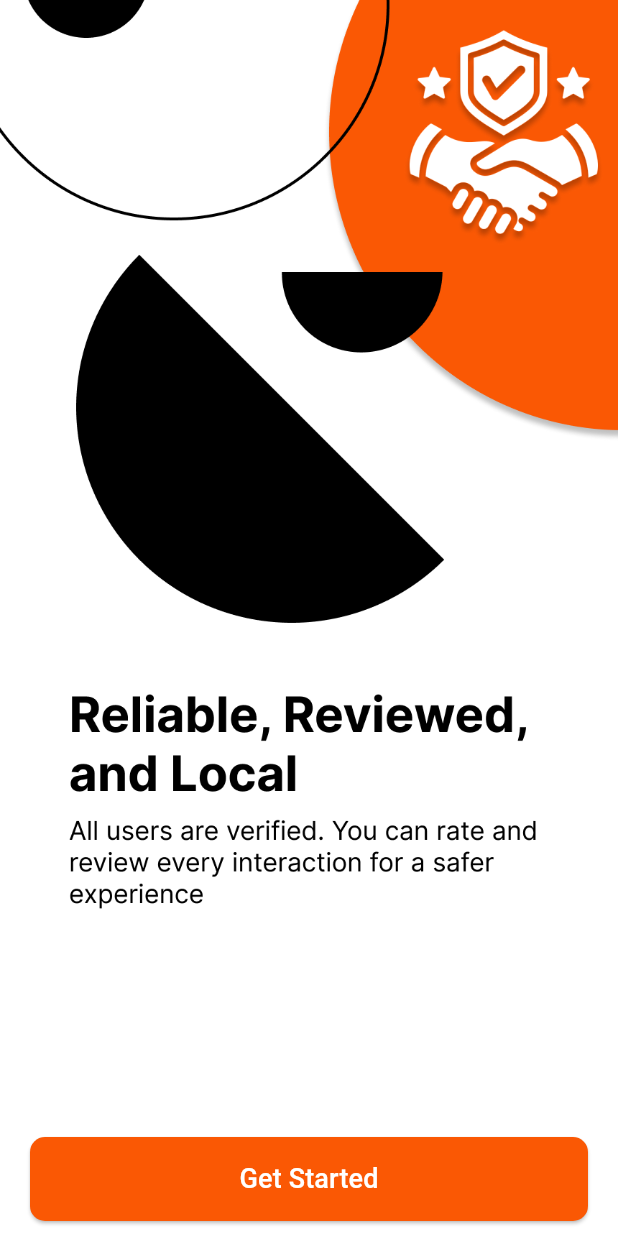
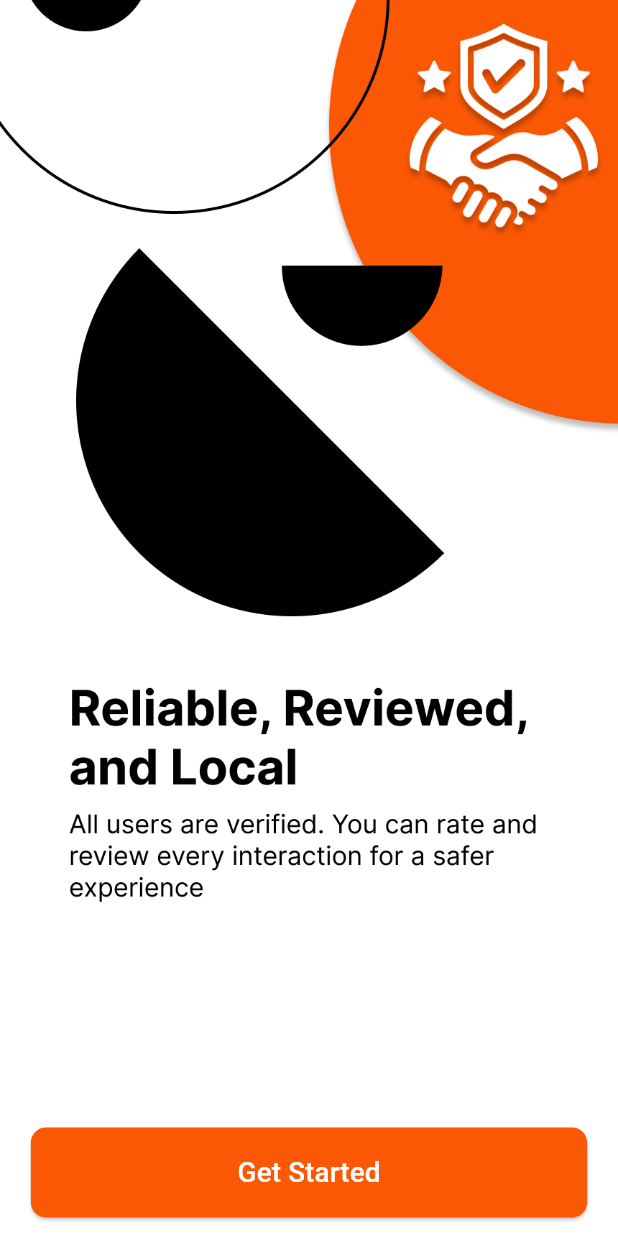
Before and after one commit to AakashShahi/KaamMaa, a Flutter app: the screen it shows after launch, swiped to page 3, on a phone screen of 412 x 824 dp. Run offline on Flutter 3.47's test engine with Material 3 defaults, Android fonts, the phone set to English and light mode, and no system bars; our stand-ins replace animated_splash_screen, another_flushbar, lottie, smooth_page_indicator.

Commit message:
Prolem on tab view fixed

```diff
--- a/dev/kaammaa/lib/view/onboarding_view.dart
+++ b/dev/kaammaa/lib/view/onboarding_view.dart
@@ -25,8 +25,7 @@
     final screenHeight = MediaQuery.of(context).size.height;
 
     return Scaffold(
-      body: SafeArea(
-        child: Column(
+      body: Column(
         children: [
           Expanded(
             child: PageView(
@@ -35,29 +34,17 @@
                 setState(() => isLastPage = index == 2);
               },
               children: [
-                  Image.asset(
-                    "assets/images/onboard1.png",
-                    fit: BoxFit.cover,
-                    width: screenWidth,
-                    height: screenHeight,
-                  ),
-                  Image.asset(
-                    "assets/images/onboard2.png",
-                    fit: BoxFit.cover,
-                    width: screenWidth,
-                    height: screenHeight,
-                  ),
-                  Image.asset(
-                    "assets/images/onboard3.png",
-                    fit: BoxFit.cover,
-                    width: screenWidth,
-                    height: screenHeight,
-                  ),
+                _buildPage("assets/images/onboard1.png"),
+                _buildPage("assets/images/onboard2.png"),
+                _buildPage("assets/images/onboard3.png"),
               ],
             ),
           ),
           Container(
-              padding: const EdgeInsets.symmetric(horizontal: 20, vertical: 10),
+            padding: EdgeInsets.symmetric(
+              horizontal: screenWidth * 0.05,
+              vertical: screenHeight * 0.015,
+            ),
             color: Colors.white,
             child:
                 isLastPage
@@ -66,14 +53,19 @@
                       child: ElevatedButton(
                         style: ElevatedButton.styleFrom(
                           backgroundColor: const Color(0xFFFA5804),
-                            padding: const EdgeInsets.symmetric(vertical: 15),
+                          padding: EdgeInsets.symmetric(
+                            vertical: screenHeight * 0.02,
+                          ),
                           shape: RoundedRectangleBorder(
                             borderRadius: BorderRadius.circular(10),
                           ),
                         ),
-                          child: const Text(
+                        child: Text(
                           "Get Started",
-                            style: TextStyle(fontSize: 18, color: Colors.white),
+                          style: TextStyle(
+                            fontSize: screenWidth * 0.045,
+                            color: Colors.white,
+                          ),
                         ),
                         onPressed: () {
                           Navigator.of(context).pushReplacement(
@@ -91,11 +83,11 @@
                           onPressed: () {
                             controller.jumpToPage(2);
                           },
-                            child: const Text(
+                          child: Text(
                             "Skip",
                             style: TextStyle(
                               color: Colors.black,
-                                fontSize: 16,
+                              fontSize: screenWidth * 0.04,
                               fontWeight: FontWeight.w500,
                             ),
                           ),
@@ -104,11 +96,11 @@
                           controller: controller,
                           count: 3,
                           effect: JumpingDotEffect(
-                              dotHeight: 12,
-                              dotWidth: 12,
-                              spacing: 12,
+                            dotHeight: screenWidth * 0.03,
+                            dotWidth: screenWidth * 0.03,
+                            spacing: screenWidth * 0.03,
                             jumpScale: 1.5,
-                              verticalOffset: 12,
+                            verticalOffset: screenWidth * 0.03,
                             dotColor: const Color(0xFFD3D3D3),
                             activeDotColor: const Color(0xFFFA5804),
                           ),
@@ -125,16 +117,16 @@
                             shape: RoundedRectangleBorder(
                               borderRadius: BorderRadius.circular(10),
                             ),
-                              padding: const EdgeInsets.symmetric(
-                                vertical: 10,
-                                horizontal: 20,
+                            padding: EdgeInsets.symmetric(
+                              vertical: screenHeight * 0.015,
+                              horizontal: screenWidth * 0.05,
                             ),
                           ),
-                            child: const Text(
+                          child: Text(
                             "Next",
                             style: TextStyle(
                               color: Colors.white,
-                                fontSize: 16,
+                              fontSize: screenWidth * 0.04,
                               fontWeight: FontWeight.w500,
                             ),
                           ),
@@ -144,7 +136,18 @@
           ),
         ],
       ),
-      ),
+    );
+  }
+
+  Widget _buildPage(String imagePath) {
+    final screenWidth = MediaQuery.of(context).size.width;
+    final screenHeight = MediaQuery.of(context).size.height;
+
+    return Image.asset(
+      imagePath,
+      width: screenWidth,
+      height: screenHeight,
+      fit: BoxFit.cover,
     );
   }
 }
```
Lines whose indentation alone changed are shown as unchanged.
